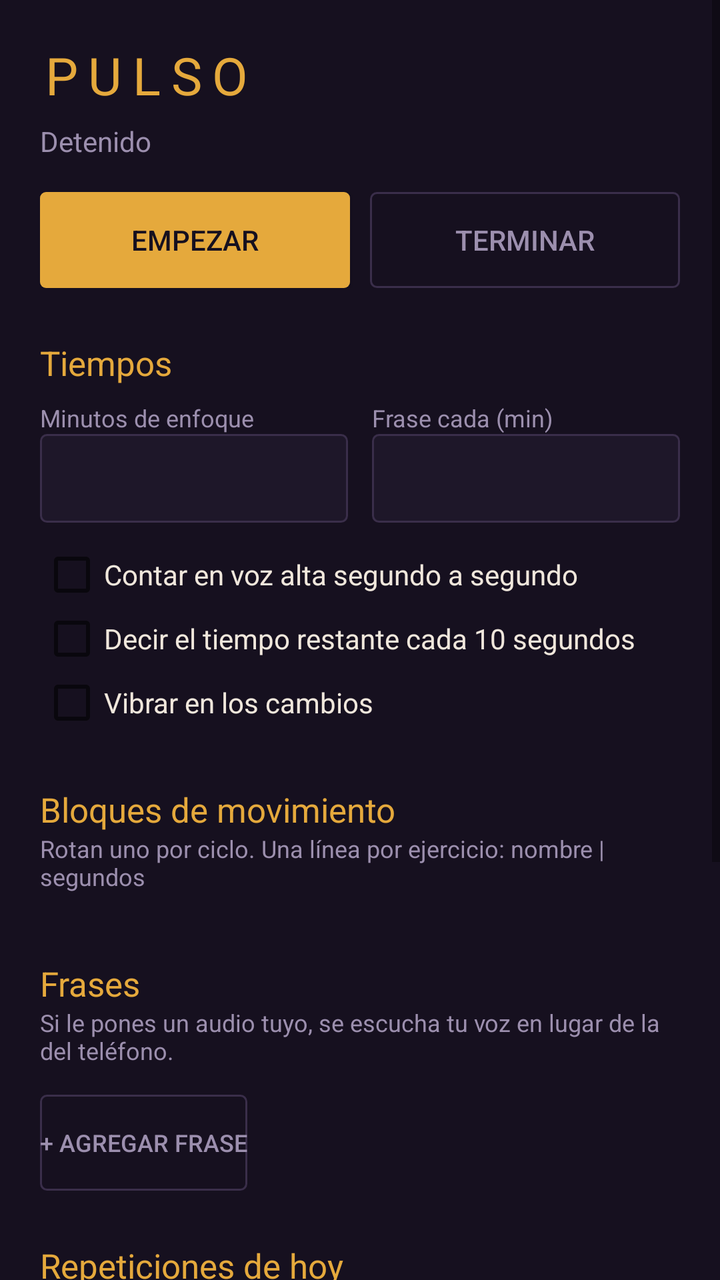
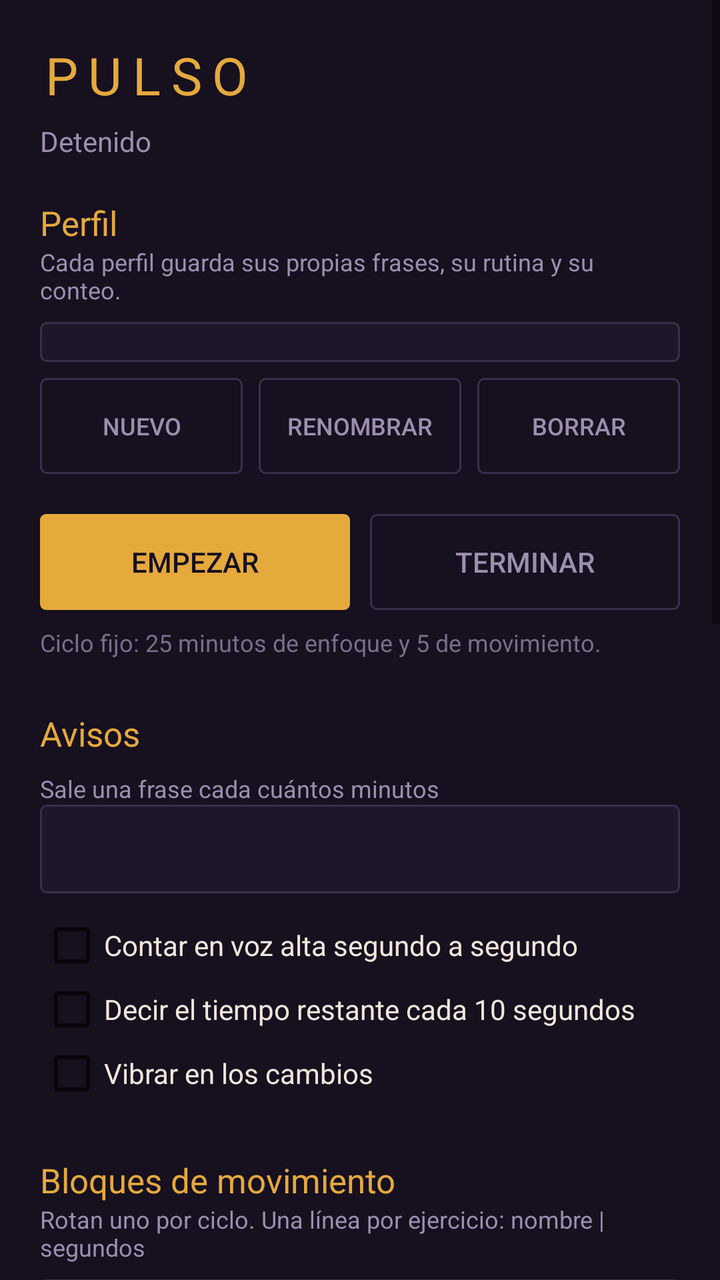

An Android layout rendered at two revisions. The XML below is the earlier revision; the diff shows what the commit changed to produce the second picture.
<!-- AndroidManifest.xml: application theme Theme.Pulso -->
<!-- res/layout/activity_main.xml -->
<?xml version="1.0" encoding="utf-8"?>
<ScrollView xmlns:android="http://schemas.android.com/apk/res/android"
    android:layout_width="match_parent"
    android:layout_height="match_parent"
    android:background="#16101F"
    android:fillViewport="true">

    <LinearLayout
        android:layout_width="match_parent"
        android:layout_height="wrap_content"
        android:orientation="vertical"
        android:padding="20dp">

        <TextView
            android:layout_width="wrap_content"
            android:layout_height="wrap_content"
            android:text="PULSO"
            android:textColor="#E5A93C"
            android:textSize="26sp"
            android:letterSpacing="0.2" />

        <TextView
            android:id="@+id/txtEstado"
            android:layout_width="match_parent"
            android:layout_height="wrap_content"
            android:layout_marginTop="6dp"
            android:text="Detenido"
            android:textColor="#9C8FAE"
            android:textSize="14sp" />

        <LinearLayout
            android:layout_width="match_parent"
            android:layout_height="wrap_content"
            android:layout_marginTop="16dp"
            android:orientation="horizontal">

            <Button
                android:id="@+id/btnEmpezar"
                android:layout_width="0dp"
                android:layout_weight="1"
                android:layout_height="wrap_content"
                android:background="@drawable/fondo_boton"
                android:text="Empezar"
                android:textColor="#16101F" />

            <Space
                android:layout_width="10dp"
                android:layout_height="1dp" />

            <Button
                android:id="@+id/btnTerminar"
                android:layout_width="0dp"
                android:layout_weight="1"
                android:layout_height="wrap_content"
                android:background="@drawable/fondo_boton_hueco"
                android:text="Terminar"
                android:textColor="#9C8FAE" />
        </LinearLayout>

        <TextView
            android:layout_width="wrap_content"
            android:layout_height="wrap_content"
            android:layout_marginTop="26dp"
            android:text="Tiempos"
            android:textColor="#E5A93C"
            android:textSize="17sp" />

        <LinearLayout
            android:layout_width="match_parent"
            android:layout_height="wrap_content"
            android:layout_marginTop="8dp"
            android:orientation="horizontal">

            <LinearLayout
                android:layout_width="0dp"
                android:layout_weight="1"
                android:layout_height="wrap_content"
                android:orientation="vertical">

                <TextView
                    android:layout_width="wrap_content"
                    android:layout_height="wrap_content"
                    android:text="Minutos de enfoque"
                    android:textColor="#9C8FAE"
                    android:textSize="12sp" />

                <EditText
                    android:id="@+id/edMin"
                    android:layout_width="match_parent"
                    android:layout_height="wrap_content"
                    android:background="@drawable/fondo_campo"
                    android:inputType="number"
                    android:padding="10dp"
                    android:textColor="#F0E7DC" />
            </LinearLayout>

            <Space
                android:layout_width="12dp"
                android:layout_height="1dp" />

            <LinearLayout
                android:layout_width="0dp"
                android:layout_weight="1"
                android:layout_height="wrap_content"
                android:orientation="vertical">

                <TextView
                    android:layout_width="wrap_content"
                    android:layout_height="wrap_content"
                    android:text="Frase cada (min)"
                    android:textColor="#9C8FAE"
                    android:textSize="12sp" />

                <EditText
                    android:id="@+id/edAviso"
                    android:layout_width="match_parent"
                    android:layout_height="wrap_content"
                    android:background="@drawable/fondo_campo"
                    android:inputType="number"
                    android:padding="10dp"
                    android:textColor="#F0E7DC" />
            </LinearLayout>
        </LinearLayout>

        <CheckBox
            android:id="@+id/chkSegundo"
            android:layout_width="match_parent"
            android:layout_height="wrap_content"
            android:layout_marginTop="10dp"
            android:text="Contar en voz alta segundo a segundo"
            android:textColor="#F0E7DC" />

        <CheckBox
            android:id="@+id/chkDiez"
            android:layout_width="match_parent"
            android:layout_height="wrap_content"
            android:text="Decir el tiempo restante cada 10 segundos"
            android:textColor="#F0E7DC" />

        <CheckBox
            android:id="@+id/chkVibrar"
            android:layout_width="match_parent"
            android:layout_height="wrap_content"
            android:text="Vibrar en los cambios"
            android:textColor="#F0E7DC" />

        <TextView
            android:layout_width="wrap_content"
            android:layout_height="wrap_content"
            android:layout_marginTop="26dp"
            android:text="Bloques de movimiento"
            android:textColor="#E5A93C"
            android:textSize="17sp" />

        <TextView
            android:layout_width="match_parent"
            android:layout_height="wrap_content"
            android:layout_marginBottom="8dp"
            android:text="Rotan uno por ciclo. Una línea por ejercicio: nombre | segundos"
            android:textColor="#9C8FAE"
            android:textSize="12sp" />

        <LinearLayout
            android:id="@+id/listaBloques"
            android:layout_width="match_parent"
            android:layout_height="wrap_content"
            android:orientation="vertical" />

        <TextView
            android:layout_width="wrap_content"
            android:layout_height="wrap_content"
            android:layout_marginTop="26dp"
            android:text="Frases"
            android:textColor="#E5A93C"
            android:textSize="17sp" />

        <TextView
            android:layout_width="match_parent"
            android:layout_height="wrap_content"
            android:layout_marginBottom="8dp"
            android:text="Si le pones un audio tuyo, se escucha tu voz en lugar de la del teléfono."
            android:textColor="#9C8FAE"
            android:textSize="12sp" />

        <LinearLayout
            android:id="@+id/listaFrases"
            android:layout_width="match_parent"
            android:layout_height="wrap_content"
            android:orientation="vertical" />

        <Button
            android:id="@+id/btnAgregarFrase"
            android:layout_width="wrap_content"
            android:layout_height="wrap_content"
            android:layout_marginTop="6dp"
            android:background="@drawable/fondo_boton_hueco"
            android:text="+ Agregar frase"
            android:textColor="#9C8FAE"
            android:textSize="12sp" />

        <TextView
            android:layout_width="wrap_content"
            android:layout_height="wrap_content"
            android:layout_marginTop="26dp"
            android:text="Repeticiones de hoy"
            android:textColor="#E5A93C"
            android:textSize="17sp" />

        <TextView
            android:id="@+id/txtDesglose"
            android:layout_width="match_parent"
            android:layout_height="wrap_content"
            android:layout_marginTop="6dp"
            android:text="Todavía nada hoy."
            android:textColor="#9C8FAE"
            android:textSize="13sp" />

        <Button
            android:id="@+id/btnBorrarHoy"
            android:layout_width="wrap_content"
            android:layout_height="wrap_content"
            android:layout_marginTop="8dp"
            android:background="@drawable/fondo_boton_hueco"
            android:text="Reiniciar conteo de hoy"
            android:textColor="#9C8FAE"
            android:textSize="12sp" />

        <TextView
            android:layout_width="wrap_content"
            android:layout_height="wrap_content"
            android:layout_marginTop="26dp"
            android:text="Permisos"
            android:textColor="#E5A93C"
            android:textSize="17sp" />

        <Button
            android:id="@+id/btnBateria"
            android:layout_width="match_parent"
            android:layout_height="wrap_content"
            android:layout_marginTop="8dp"
            android:background="@drawable/fondo_boton_hueco"
            android:text="Quitar la optimización de batería"
            android:textColor="#9C8FAE"
            android:textSize="12sp" />

        <Button
            android:id="@+id/btnGuardar"
            android:layout_width="match_parent"
            android:layout_height="wrap_content"
            android:layout_marginTop="24dp"
            android:layout_marginBottom="30dp"
            android:background="@drawable/fondo_boton"
            android:text="Guardar cambios"
            android:textColor="#16101F" />
    </LinearLayout>
</ScrollView>
<!-- resources referenced by this layout -->
<resources>
  <!-- drawable fondo_boton (drawable) -->
  <shape xmlns:android="http://schemas.android.com/apk/res/android" android:shape="rectangle">
      <solid android:color="#E5A93C" />
      <corners android:radius="3dp" />
  </shape>
  <!-- drawable fondo_boton_hueco (drawable) -->
  <shape xmlns:android="http://schemas.android.com/apk/res/android" android:shape="rectangle">
      <solid android:color="#00000000" />
      <stroke android:width="1dp" android:color="#3A2E4A" />
      <corners android:radius="3dp" />
  </shape>
  <!-- drawable fondo_campo (drawable) -->
  <shape xmlns:android="http://schemas.android.com/apk/res/android" android:shape="rectangle">
      <solid android:color="#1E1729" />
      <stroke android:width="1dp" android:color="#3A2E4A" />
      <corners android:radius="3dp" />
  </shape>
  <style name="Theme.Pulso" parent="Theme.AppCompat.DayNight.NoActionBar">
          <item name="android:colorBackground">#16101F</item>
          <item name="android:textColor">#F0E7DC</item>
          <item name="android:textColorHint">#7A6E8A</item>
          <item name="colorAccent">#E5A93C</item>
      </style>
</resources>

<!-- the commit's change to res/layout/activity_main.xml (unified diff, before → after) -->
@@ -28,10 +28,78 @@
             android:textColor="#9C8FAE"
             android:textSize="14sp" />
 
-        <LinearLayout
-            android:layout_width="match_parent"
-            android:layout_height="wrap_content"
-            android:layout_marginTop="16dp"
+        
+
+        <TextView
+            android:layout_width="wrap_content"
+            android:layout_height="wrap_content"
+            android:layout_marginTop="20dp"
+            android:text="Perfil"
+            android:textColor="#E5A93C"
+            android:textSize="17sp" />
+
+        <TextView
+            android:layout_width="match_parent"
+            android:layout_height="wrap_content"
+            android:text="Cada perfil guarda sus propias frases, su rutina y su conteo."
+            android:textColor="#9C8FAE"
+            android:textSize="12sp" />
+
+        <Spinner
+            android:id="@+id/spPerfil"
+            android:layout_width="match_parent"
+            android:layout_height="wrap_content"
+            android:layout_marginTop="8dp"
+            android:background="@drawable/fondo_campo"
+            android:padding="10dp" />
+
+        <LinearLayout
+            android:layout_width="match_parent"
+            android:layout_height="wrap_content"
+            android:layout_marginTop="8dp"
+            android:orientation="horizontal">
+
+            <Button
+                android:id="@+id/btnNuevoPerfil"
+                android:layout_width="0dp"
+                android:layout_weight="1"
+                android:layout_height="wrap_content"
+                android:background="@drawable/fondo_boton_hueco"
+                android:text="Nuevo"
+                android:textColor="#9C8FAE"
+                android:textSize="12sp" />
+
+            <Space android:layout_width="8dp" android:layout_height="1dp" />
+
+            <Button
+                android:id="@+id/btnRenombrarPerfil"
+                android:layout_width="0dp"
+                android:layout_weight="1"
+                android:layout_height="wrap_content"
+                android:background="@drawable/fondo_boton_hueco"
+                android:text="Renombrar"
+                android:textColor="#9C8FAE"
+                android:textSize="12sp" />
+
+            <Space android:layout_width="8dp" android:layout_height="1dp" />
+
+            <Button
+                android:id="@+id/btnBorrarPerfil"
+                android:layout_width="0dp"
+                android:layout_weight="1"
+                android:layout_height="wrap_content"
+                android:background="@drawable/fondo_boton_hueco"
+                android:text="Borrar"
+                android:textColor="#9C8FAE"
+                android:textSize="12sp" />
+        </LinearLayout>
+
+        
+
+        <LinearLayout
+            android:layout_width="match_parent"
+            android:layout_height="wrap_content"
+            android:layout_marginTop="20dp"
             android:orientation="horizontal">
 
             <Button
@@ -43,9 +111,7 @@
                 android:text="Empezar"
                 android:textColor="#16101F" />
 
-            <Space
-                android:layout_width="10dp"
-                android:layout_height="1dp" />
+            <Space android:layout_width="10dp" android:layout_height="1dp" />
 
             <Button
                 android:id="@+id/btnTerminar"
@@ -58,69 +124,39 @@
         </LinearLayout>
 
         <TextView
-            android:layout_width="wrap_content"
-            android:layout_height="wrap_content"
-            android:layout_marginTop="26dp"
-            android:text="Tiempos"
-            android:textColor="#E5A93C"
-            android:textSize="17sp" />
-
-        <LinearLayout
-            android:layout_width="match_parent"
-            android:layout_height="wrap_content"
-            android:layout_marginTop="8dp"
-            android:orientation="horizontal">
-
-            <LinearLayout
-                android:layout_width="0dp"
-                android:layout_weight="1"
-                android:layout_height="wrap_content"
-                android:orientation="vertical">
-
-                <TextView
-                    android:layout_width="wrap_content"
-                    android:layout_height="wrap_content"
-                    android:text="Minutos de enfoque"
-                    android:textColor="#9C8FAE"
-                    android:textSize="12sp" />
-
-                <EditText
-                    android:id="@+id/edMin"
-                    android:layout_width="match_parent"
-                    android:layout_height="wrap_content"
-                    android:background="@drawable/fondo_campo"
-                    android:inputType="number"
-                    android:padding="10dp"
-                    android:textColor="#F0E7DC" />
-            </LinearLayout>
-
-            <Space
-                android:layout_width="12dp"
-                android:layout_height="1dp" />
-
-            <LinearLayout
-                android:layout_width="0dp"
-                android:layout_weight="1"
-                android:layout_height="wrap_content"
-                android:orientation="vertical">
-
-                <TextView
-                    android:layout_width="wrap_content"
-                    android:layout_height="wrap_content"
-                    android:text="Frase cada (min)"
-                    android:textColor="#9C8FAE"
-                    android:textSize="12sp" />
-
-                <EditText
-                    android:id="@+id/edAviso"
-                    android:layout_width="match_parent"
-                    android:layout_height="wrap_content"
-                    android:background="@drawable/fondo_campo"
-                    android:inputType="number"
-                    android:padding="10dp"
-                    android:textColor="#F0E7DC" />
-            </LinearLayout>
-        </LinearLayout>
+            android:layout_width="match_parent"
+            android:layout_height="wrap_content"
+            android:layout_marginTop="8dp"
+            android:text="Ciclo fijo: 25 minutos de enfoque y 5 de movimiento."
+            android:textColor="#7A6E8A"
+            android:textSize="12sp" />
+
+        
+
+        <TextView
+            android:layout_width="wrap_content"
+            android:layout_height="wrap_content"
+            android:layout_marginTop="26dp"
+            android:text="Avisos"
+            android:textColor="#E5A93C"
+            android:textSize="17sp" />
+
+        <TextView
+            android:layout_width="wrap_content"
+            android:layout_height="wrap_content"
+            android:layout_marginTop="8dp"
+            android:text="Sale una frase cada cuántos minutos"
+            android:textColor="#9C8FAE"
+            android:textSize="12sp" />
+
+        <EditText
+            android:id="@+id/edAviso"
+            android:layout_width="match_parent"
+            android:layout_height="wrap_content"
+            android:background="@drawable/fondo_campo"
+            android:inputType="number"
+            android:padding="10dp"
+            android:textColor="#F0E7DC" />
 
         <CheckBox
             android:id="@+id/chkSegundo"
@@ -144,6 +180,8 @@
             android:text="Vibrar en los cambios"
             android:textColor="#F0E7DC" />
 
+        
+
         <TextView
             android:layout_width="wrap_content"
             android:layout_height="wrap_content"
@@ -155,17 +193,29 @@
         <TextView
             android:layout_width="match_parent"
             android:layout_height="wrap_content"
-            android:layout_marginBottom="8dp"
             android:text="Rotan uno por ciclo. Una línea por ejercicio: nombre | segundos"
             android:textColor="#9C8FAE"
             android:textSize="12sp" />
 
+        <Button
+            android:id="@+id/btnRutina"
+            android:layout_width="match_parent"
+            android:layout_height="wrap_content"
+            android:layout_marginTop="8dp"
+            android:layout_marginBottom="10dp"
+            android:background="@drawable/fondo_boton_hueco"
+            android:text="Elegir una rutina lista"
+            android:textColor="#58C0A0"
+            android:textSize="12sp" />
+
         <LinearLayout
             android:id="@+id/listaBloques"
             android:layout_width="match_parent"
             android:layout_height="wrap_content"
             android:orientation="vertical" />
 
+        
+
         <TextView
             android:layout_width="wrap_content"
             android:layout_height="wrap_content"
@@ -177,17 +227,56 @@
         <TextView
             android:layout_width="match_parent"
             android:layout_height="wrap_content"
-            android:layout_marginBottom="8dp"
             android:text="Si le pones un audio tuyo, se escucha tu voz en lugar de la del teléfono."
             android:textColor="#9C8FAE"
             android:textSize="12sp" />
 
+        <Button
+            android:id="@+id/btnPaquete"
+            android:layout_width="match_parent"
+            android:layout_height="wrap_content"
+            android:layout_marginTop="8dp"
+            android:layout_marginBottom="10dp"
+            android:background="@drawable/fondo_boton_hueco"
+            android:text="Elegir un paquete de frases"
+            android:textColor="#58C0A0"
+            android:textSize="12sp" />
+
         <LinearLayout
             android:id="@+id/listaFrases"
             android:layout_width="match_parent"
             android:layout_height="wrap_content"
             android:orientation="vertical" />
 
+        <LinearLayout
+            android:layout_width="match_parent"
+            android:layout_height="wrap_content"
+            android:layout_marginTop="12dp"
+            android:orientation="horizontal">
+
+            <Button
+                android:id="@+id/btnGuardarLista"
+                android:layout_width="0dp"
+                android:layout_weight="1"
+                android:layout_height="wrap_content"
+                android:background="@drawable/fondo_boton_hueco"
+                android:text="Guardar esta lista"
+                android:textColor="#E5A93C"
+                android:textSize="11sp" />
+
+            <Space android:layout_width="8dp" android:layout_height="1dp" />
+
+            <Button
+                android:id="@+id/btnCargarLista"
+                android:layout_width="0dp"
+                android:layout_weight="1"
+                android:layout_height="wrap_content"
+                android:background="@drawable/fondo_boton_hueco"
+                android:text="Mis listas"
+                android:textColor="#E5A93C"
+                android:textSize="11sp" />
+        </LinearLayout>
+
         <Button
             android:id="@+id/btnAgregarFrase"
             android:layout_width="wrap_content"
@@ -197,6 +286,8 @@
             android:text="+ Agregar frase"
             android:textColor="#9C8FAE"
             android:textSize="12sp" />
+
+        
 
         <TextView
             android:layout_width="wrap_content"
@@ -224,6 +315,8 @@
             android:text="Reiniciar conteo de hoy"
             android:textColor="#9C8FAE"
             android:textSize="12sp" />
+
+        
 
         <TextView
             android:layout_width="wrap_content"
